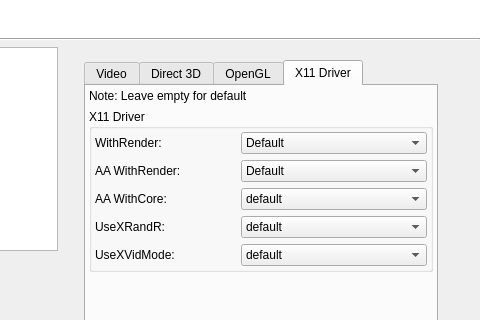
This is src/q4wine-gui/uis/FakeDriveSettings.ui in brezerk/q4wine as Qt 5 draws it before an edit; both pictures show x 216 to 696 and y 0 to 320 of the 696 by 436 pixel window. The edited form follows.
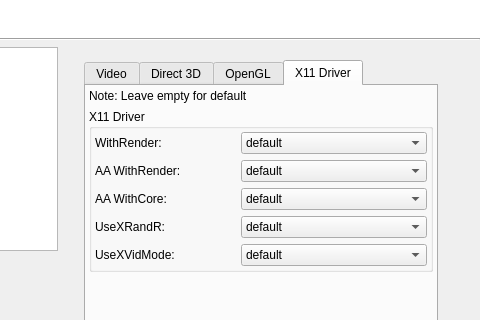
This is the edited form. The open tabs and pages were chosen to show the change.

```diff
--- a/src/q4wine-gui/uis/FakeDriveSettings.ui
+++ b/src/q4wine-gui/uis/FakeDriveSettings.ui
@@ -1666,7 +1666,7 @@
                    <widget class="QComboBox" name="comboFakeX11_WR">
                     <item>
                      <property name="text">
-                      <string notr="true">Default</string>
+                      <string notr="true">default</string>
                      </property>
                     </item>
                     <item>
@@ -1713,7 +1713,7 @@
                    <widget class="QComboBox" name="comboFakeX11_AAR">
                     <item>
                      <property name="text">
-                      <string notr="true">Default</string>
+                      <string notr="true">default</string>
                      </property>
                     </item>
                     <item>
```
Left out of the diff: 2 changed lines with no effect on the pictures.
